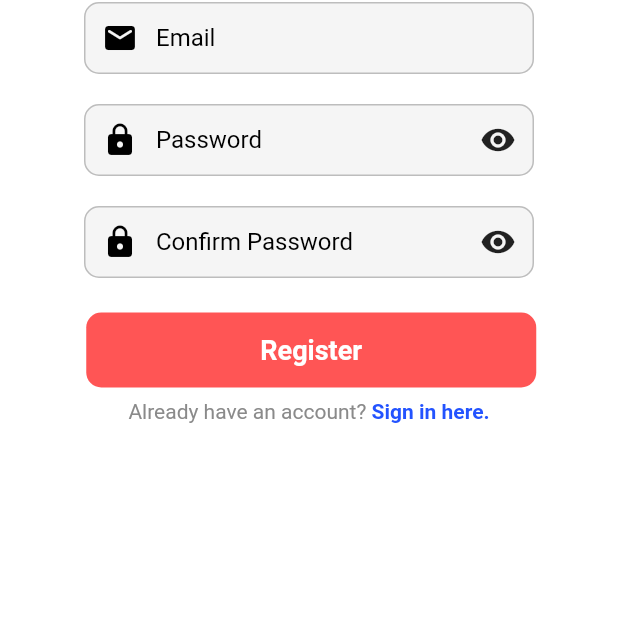
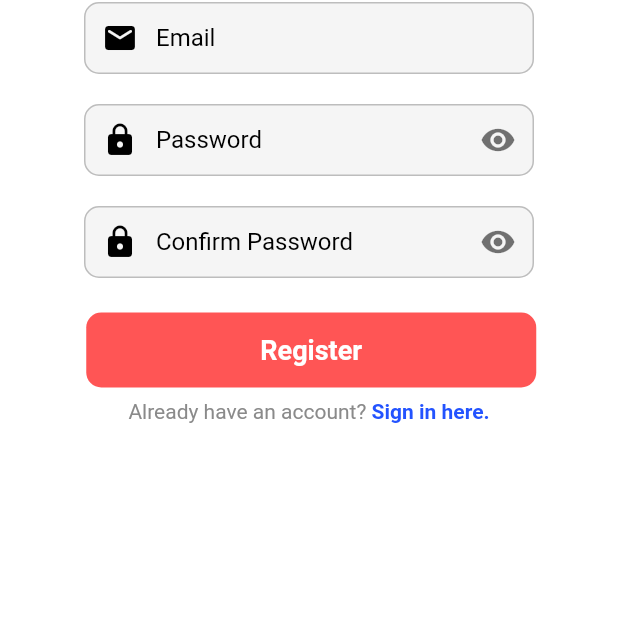
Before and after one commit to ghiedoc/QSelf--Health-Check, a Flutter app: the SignUpPage screen opened by its route, on a phone screen of 412 x 824 dp, the part 529-1147 px from its top. Run offline on Flutter 3.47's test engine with Material 2 defaults, Android fonts, the phone set to English and light mode, and no system bars; our stand-ins replace charts_flutter, cloud_firestore, cool_alert, firebase_auth, flutter_form_builder, flutter_local_notifications and 6 more; accounts and stored records are empty.

```diff
--- a/lib/screen/login.dart
+++ b/lib/screen/login.dart
@@ -237,7 +237,7 @@ class _LoginPageState extends State<LoginPage> {
                                           child: Icon(
                                               _obscureText ?
                                                   Icons.visibility : Icons
-                                              .visibility_off, color: Colors.black87,
+                                              .visibility_off, color: Colors.black54,
                                           ),
                                         )
                                       ),
--- a/lib/screen/signup.dart
+++ b/lib/screen/signup.dart
@@ -222,7 +222,7 @@ class _SignUpPageState extends State<SignUpPage> {
                                                 child: Icon(
                                                   _obscureText ?
                                                   Icons.visibility : Icons
-                                                      .visibility_off, color: Colors.black87,
+                                                      .visibility_off, color: Colors.black54,
                                                 ),
                                               )
                                           ),
@@ -280,7 +280,7 @@ class _SignUpPageState extends State<SignUpPage> {
                                               child: Icon(
                                                 _obscureText2 ?
                                                 Icons.visibility : Icons
-                                                    .visibility_off, color: Colors.black87,
+                                                    .visibility_off, color: Colors.black54,
                                               ),
                                             )
                                         ),
```
